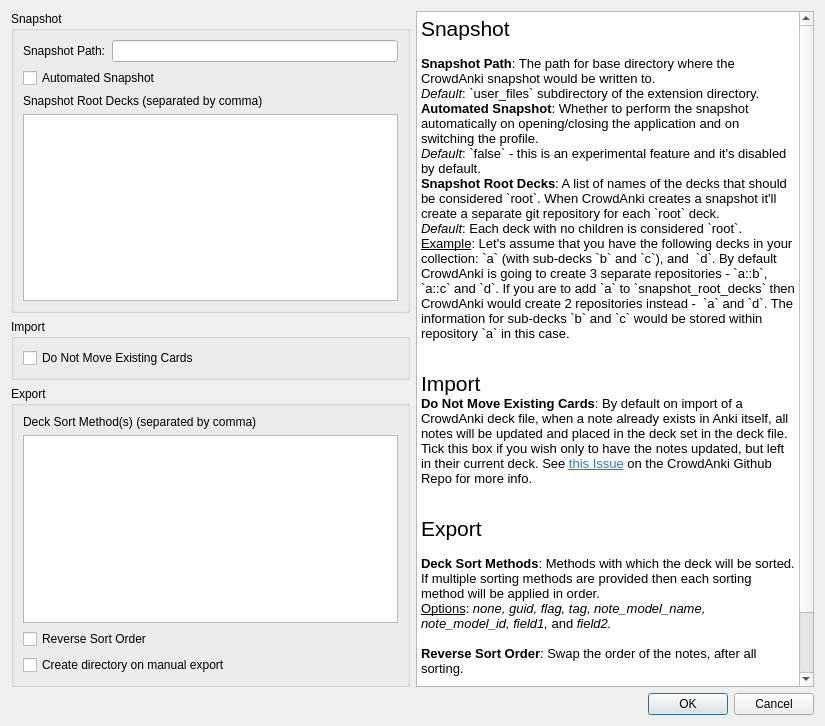
Old version of the form ui_files/config.ui in the repository Stvad/CrowdAnki.
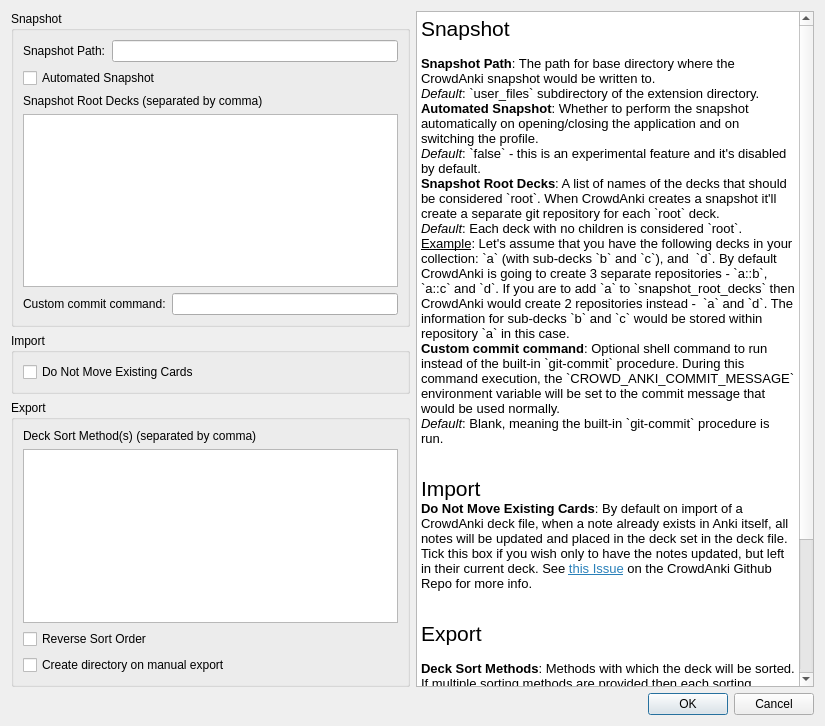
New version of the form.

Commit message: Allow to use custom snapshot command

```diff
--- a/ui_files/config.ui
+++ b/ui_files/config.ui
@@ -55,6 +55,20 @@
           <item>
            <widget class="QPlainTextEdit" name="textedit_snapshot_root_decks"/>
           </item>
+          <item>
+           <layout class="QHBoxLayout" name="horizontalLayout_3">
+            <item>
+             <widget class="QLabel" name="lbl_snapshot_custom_command">
+              <property name="text">
+               <string>Custom commit command:</string>
+              </property>
+             </widget>
+            </item>
+            <item>
+             <widget class="QLineEdit" name="textedit_snapshot_custom_command"/>
+            </item>
+           </layout>
+          </item>
          </layout>
         </widget>
        </item>
@@ -128,6 +142,8 @@
 &lt;p style=&quot; margin-top:0px; margin-bottom:0px; margin-left:0px; margin-right:0px; -qt-block-indent:0; text-indent:0px;&quot;&gt;&lt;span style=&quot; font-weight:600;&quot;&gt;Snapshot Root Decks&lt;/span&gt;: A list of names of the decks that should be considered `root`. When CrowdAnki creates a snapshot it'll create a separate git repository for each `root` deck.&lt;/p&gt;
 &lt;p style=&quot; margin-top:0px; margin-bottom:0px; margin-left:0px; margin-right:0px; -qt-block-indent:0; text-indent:0px;&quot;&gt;&lt;span style=&quot; font-style:italic;&quot;&gt;Default&lt;/span&gt;: Each deck with no children is considered `root`.&lt;/p&gt;
 &lt;p style=&quot; margin-top:0px; margin-bottom:0px; margin-left:0px; margin-right:0px; -qt-block-indent:0; text-indent:0px;&quot;&gt;&lt;span style=&quot; text-decoration: underline;&quot;&gt;Example&lt;/span&gt;: Let's assume that you have the following decks in your collection: `a` (with sub-decks `b` and `c`), and  `d`. By default CrowdAnki is going to create 3 separate repositories - `a::b`, `a::c` and `d`. If you are to add `a` to `snapshot_root_decks` then CrowdAnki would create 2 repositories instead -  `a` and `d`. The information for sub-decks `b` and `c` would be stored within repository `a` in this case.&lt;/p&gt;
+&lt;p style=&quot; margin-top:0px; margin-bottom:0px; margin-left:0px; margin-right:0px; -qt-block-indent:0; text-indent:0px;&quot;&gt;&lt;span style=&quot; font-weight:600;&quot;&gt;Custom commit command&lt;/span&gt;: Optional shell command to run instead of the built-in `git-commit` procedure. During this command execution, the `CROWD_ANKI_COMMIT_MESSAGE` environment variable will be set to the commit message that would be used normally.&lt;/p&gt;
+&lt;p style=&quot; margin-top:0px; margin-bottom:0px; margin-left:0px; margin-right:0px; -qt-block-indent:0; text-indent:0px;&quot;&gt;&lt;span style=&quot; font-style:italic;&quot;&gt;Default&lt;/span&gt;: Blank, meaning the built-in `git-commit` procedure is run.&lt;/p&gt;
 &lt;p style=&quot;-qt-paragraph-type:empty; margin-top:0px; margin-bottom:0px; margin-left:0px; margin-right:0px; -qt-block-indent:0; text-indent:0px;&quot;&gt;&lt;br /&gt;&lt;/p&gt;
 &lt;p style=&quot;-qt-paragraph-type:empty; margin-top:0px; margin-bottom:0px; margin-left:0px; margin-right:0px; -qt-block-indent:0; text-indent:0px;&quot;&gt;&lt;br /&gt;&lt;/p&gt;
 &lt;p style=&quot; margin-top:0px; margin-bottom:0px; margin-left:0px; margin-right:0px; -qt-block-indent:0; text-indent:0px;&quot;&gt;&lt;span style=&quot; font-size:16pt;&quot;&gt;Import&lt;/span&gt;&lt;/p&gt;
```
The commit also changes 7 other files.
